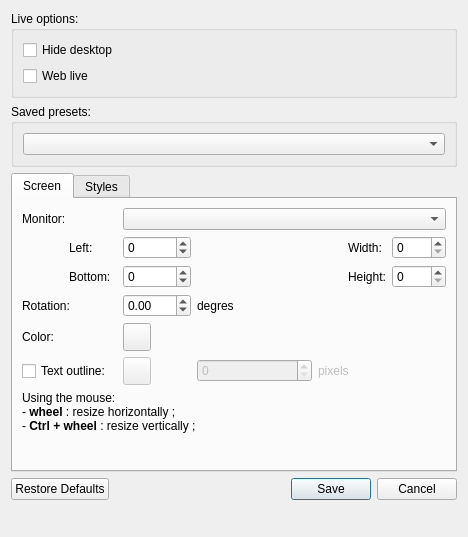
This is src/configeditor.ui in Subtivals/subtivals as Qt 5 draws it before an edit. The edited form follows.
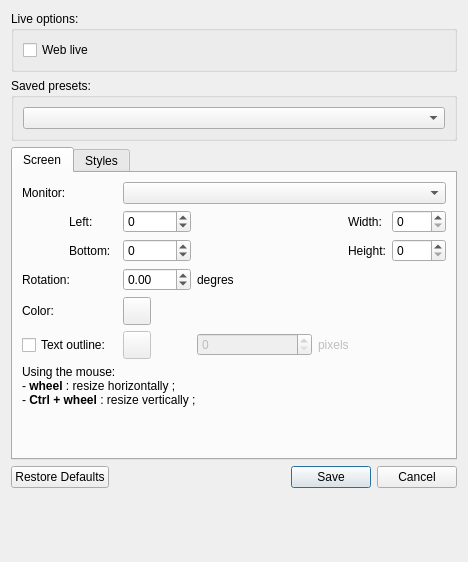
This is the edited form. Icons and pictures are not drawn.

Commit message: Move hide desktop to options, hide web live if not configured

```diff
--- a/src/configeditor.ui
+++ b/src/configeditor.ui
@@ -7,7 +7,7 @@
     <x>0</x>
     <y>0</y>
     <width>468</width>
-    <height>537</height>
+    <height>562</height>
    </rect>
   </property>
   <property name="windowTitle">
@@ -355,14 +355,14 @@
         <string>Live options:</string>
        </property>
        <layout class="QGridLayout" name="gridLayout_hideDesktop">
-        <item row="3" column="0">
+        <item row="2" column="0">
          <widget class="QCheckBox" name="enableWeblive">
           <property name="text">
            <string>Web live</string>
           </property>
          </widget>
         </item>
-        <item row="3" column="3">
+        <item row="2" column="3">
          <widget class="QLabel" name="iconWeblive">
           <property name="maximumSize">
            <size>
@@ -378,14 +378,7 @@
           </property>
          </widget>
         </item>
-        <item row="0" column="0" colspan="4">
-         <widget class="QCheckBox" name="hideDesktop">
-          <property name="text">
-           <string>Hide desktop</string>
-          </property>
-         </widget>
-        </item>
-        <item row="3" column="1" colspan="2">
+        <item row="2" column="1" colspan="2">
          <widget class="QLabel" name="urlWeblive">
           <property name="text">
            <string/>
```
Left out of the diff: 14 changed lines with no effect on the pictures. The commit also changes 6 other files.
